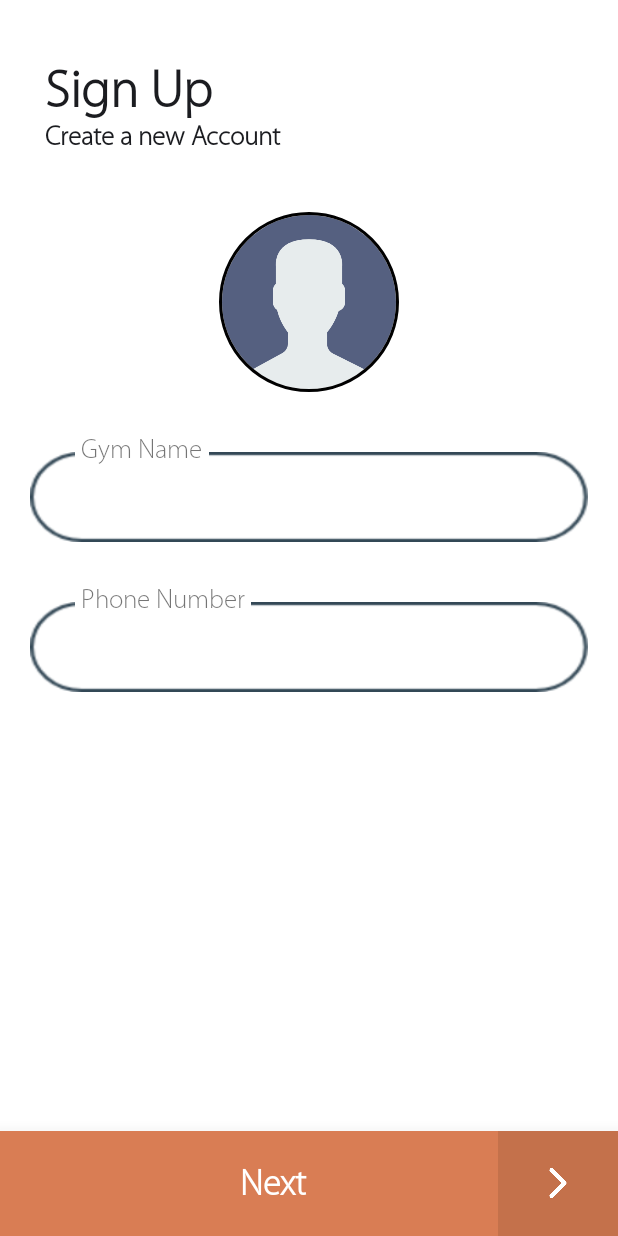
After one commit to Tilak1114/PumpIt, an Android app: the fragment SignUpSecond shown on its own in the app's theme, on a phone screen of 412 x 824 dp. The commit adds this screen. Run offline under Robolectric (Android 15) with nearby library versions, the phone set to English and light mode, and no system bars; our stand-ins replace CircleImageView.

Commit message:
signup stepper

```diff
--- a/app/build.gradle
+++ b/app/build.gradle
@@ -35,6 +35,7 @@ dependencies {
 
     implementation 'com.github.bumptech.glide:glide:4.8.0'
     annotationProcessor 'com.github.bumptech.glide:compiler:4.8.0'
+    implementation 'com.shuhart.stepview:stepview:1.2.6'
 }
 apply plugin: 'com.google.gms.google-services'
 //change test
--- /dev/null
+++ b/app/src/main/java/com/example/tilak/pumpit/SignUpSecond.java
@@ -0,0 +1,17 @@
+package com.example.tilak.pumpit;
+
+import android.os.Bundle;
+import android.support.annotation.Nullable;
+import android.support.v4.app.Fragment;
+import android.view.LayoutInflater;
+import android.view.View;
+import android.view.ViewGroup;
+
+public class SignUpSecond extends Fragment {
+    @Nullable
+    @Override
+    public View onCreateView(LayoutInflater inflater, ViewGroup container, Bundle SavedInstanceState){
+        View SnpSecV = inflater.inflate(R.layout.signup_second, container, false);
+        return SnpSecV;
+    }
+}
--- a/app/src/main/res/layout/addplan_popup.xml
+++ b/app/src/main/res/layout/addplan_popup.xml
@@ -134,6 +134,7 @@
                     android:layout_marginTop="10dp"
                     android:layout_marginStart="20dp"
                     android:maxLines="6"
+                    android:id="@+id/planDesc"
                     android:layout_marginEnd="20dp"
                     android:layout_alignParentTop="true"
                     android:inputType="textMultiLine"
--- /dev/null
+++ b/app/src/main/res/layout/signup_second.xml
@@ -0,0 +1,161 @@
+<?xml version="1.0" encoding="utf-8"?>
+<RelativeLayout xmlns:android="http://schemas.android.com/apk/res/android"
+    android:orientation="vertical" android:layout_width="match_parent"
+    android:layout_centerInParent="true"
+    android:background="@android:color/white"
+    android:layout_height="match_parent">
+    <ScrollView
+        android:layout_width="match_parent"
+        android:layout_height="match_parent">
+        <RelativeLayout
+            android:layout_width="match_parent"
+            android:layout_height="match_parent">
+            <RelativeLayout
+                android:id="@+id/signUpTitleLay"
+                android:layout_marginTop="20dp"
+                android:layout_height="wrap_content"
+                android:layout_width="match_parent">
+                <TextView
+                    android:id="@+id/adminSignup"
+                    android:layout_height="wrap_content"
+                    android:layout_width="wrap_content"
+                    android:text="Sign Up"
+                    android:textStyle="bold"
+                    android:fontFamily="@font/myraidprolight"
+                    android:layout_marginTop="20dp"
+                    android:layout_marginStart="30dp"
+                    android:textSize="35sp"
+                    android:textColor="#1B1C20"/>
+                <TextView
+                    android:layout_height="wrap_content"
+                    android:layout_width="wrap_content"
+                    android:text="Create a new Account"
+                    android:textStyle="bold"
+                    android:fontFamily="@font/myraidprolight"
+                    android:layout_below="@id/adminSignup"
+                    android:layout_marginTop="0dp"
+                    android:layout_marginStart="30dp"
+                    android:textSize="18sp"
+                    android:textColor="#1B1C20"/>
+            </RelativeLayout>
+            <de.hdodenhof.circleimageview.CircleImageView
+                xmlns:app="http://schemas.android.com/apk/lib/com.mikhaellopez.circularimageviewsample"
+                android:id="@+id/snpavatar"
+                android:layout_below="@id/signUpTitleLay"
+                android:layout_width="120dp"
+                android:layout_height="120dp"
+                android:layout_marginTop="40dp"
+                android:src="@drawable/avatar"
+                app:civ_border_width="2dp"
+                android:layout_centerHorizontal="true"
+                app:civ_border_color="#FF000000"/>
+            <RelativeLayout
+                android:layout_below="@id/snpavatar"
+                android:layout_marginTop="10dp"
+                android:id="@+id/nameLay"
+                android:layout_width="match_parent"
+                android:layout_height="wrap_content">
+                <RelativeLayout
+                    android:layout_marginTop="30dp"
+                    android:layout_width="match_parent"
+                    android:layout_marginStart="20dp"
+                    android:layout_marginEnd="20dp"
+                    android:background="@drawable/textfieldsbck"
+                    android:layout_height="60dp">
+
+                    <EditText
+                        android:id="@+id/snpName"
+                        android:layout_width="match_parent"
+                        android:layout_height="45dp"
+                        android:layout_alignParentBottom="true"
+                        android:layout_marginStart="22dp"
+                        android:layout_marginEnd="22dp"
+                        android:layout_marginBottom="3dp"
+                        android:background="@drawable/memb_btn_rect"
+                        android:fontFamily="@font/myraidprolight"
+                        android:inputType="textPersonName" />
+                </RelativeLayout>
+
+                <TextView
+                    android:layout_width="wrap_content"
+                    android:layout_height="wrap_content"
+                    android:layout_marginStart="50dp"
+                    android:layout_marginTop="18dp"
+                    android:background="#ffffff"
+                    android:fontFamily="@font/myraidprolight"
+                    android:text=" Gym Name "
+                    android:textSize="18sp" />
+            </RelativeLayout>
+            <RelativeLayout
+                android:layout_below="@id/nameLay"
+                android:id="@+id/phoneLay"
+                android:layout_marginTop="10dp"
+                android:layout_width="match_parent"
+                android:layout_height="wrap_content">
+                <RelativeLayout
+                    android:layout_marginTop="30dp"
+                    android:layout_width="match_parent"
+                    android:layout_marginStart="20dp"
+                    android:layout_marginEnd="20dp"
+                    android:background="@drawable/textfieldsbck"
+                    android:layout_height="60dp">
+
+                    <EditText
+                        android:id="@+id/snpPhone"
+                        android:layout_width="match_parent"
+                        android:layout_height="45dp"
+                        android:layout_alignParentBottom="true"
+                        android:layout_marginStart="22dp"
+                        android:layout_marginEnd="22dp"
+                        android:layout_marginBottom="3dp"
+                        android:background="@drawable/memb_btn_rect"
+                        android:fontFamily="@font/myraidprolight"
+                        android:inputType="number" />
+                </RelativeLayout>
+
+                <TextView
+                    android:layout_width="wrap_content"
+                    android:layout_height="wrap_content"
+                    android:layout_marginStart="50dp"
+                    android:layout_marginTop="18dp"
+                    android:background="#ffffff"
+                    android:fontFamily="@font/myraidprolight"
+                    android:text=" Phone Number "
+                    android:textSize="18sp" />
+            </RelativeLayout>
+        </RelativeLayout>
+    </ScrollView>
+    <RelativeLayout
+        android:id="@+id/Next1"
+        android:elevation="8dp"
+        android:translationZ="10dp"
+        android:layout_width="match_parent"
+        android:layout_height="70dp"
+        android:background="@drawable/getstartedbtn"
+        android:layout_alignParentBottom="true">
+        <TextView
+            android:id="@+id/Next2"
+            android:layout_centerVertical="true"
+            android:layout_height="wrap_content"
+            android:layout_width="match_parent"
+            android:text="Next"
+            android:textStyle="bold"
+            android:layout_marginStart="160dp"
+            android:textSize="24sp"
+            android:fontFamily="@font/myraidprolight"
+            android:textColor="@android:color/white"
+            />
+        <RelativeLayout
+            android:layout_height="70dp"
+            android:layout_width="80dp"
+            android:background="@color/gtstrtbck1"
+            android:layout_alignParentRight="true">
+            <ImageView
+                android:layout_width="20dp"
+                android:layout_height="20dp"
+                android:layout_centerHorizontal="true"
+                android:layout_centerVertical="true"
+                android:src="@drawable/arrow"/>
+        </RelativeLayout>
+    </RelativeLayout>
+</RelativeLayout>
--- a/build.gradle
+++ b/build.gradle
@@ -20,6 +20,7 @@ allprojects {
     repositories {
         google()
         jcenter()
+        maven { url "https://jitpack.io" }
     }
 }
 
```
Also changed, not shown: app/src/main/AndroidManifest.xml (+7 -3 lines), app/src/main/java/com/example/tilak/pumpit/ManageMembersFragment.java (+29 -1 lines), app/src/main/java/com/example/tilak/pumpit/ManagePlansFragment.java (+15 -5 lines), app/src/main/java/com/example/tilak/pumpit/MembersDataModel.java (+14 -0 lines), app/src/main/java/com/example/tilak/pumpit/RecyclerViewAdapter.java (added, +73 -0 lines), app/src/main/java/com/example/tilak/pumpit/SignUpEmailPassword.java (added, +49 -0 lines), app/src/main/java/com/example/tilak/pumpit/SignupActivity.java (added, +26 -0 lines), app/src/main/java/com/example/tilak/pumpit/SignupFrag.java (+4 -23 lines), app/src/main/res/layout/activity_signup.xml (added, +43 -0 lines), app/src/main/res/layout/fragment_profile.xml (+25 -0 lines), app/src/main/res/layout/recyclerview_custom_layout.xml (+13 -9 lines), app/src/main/res/layout/signup_empwd.xml (added, +188 -0 lines), app/src/main/res/values/strings.xml (+7 -0 lines), app/src/main/res/drawable-xxxhdpi/profilecover.jpeg (added).
